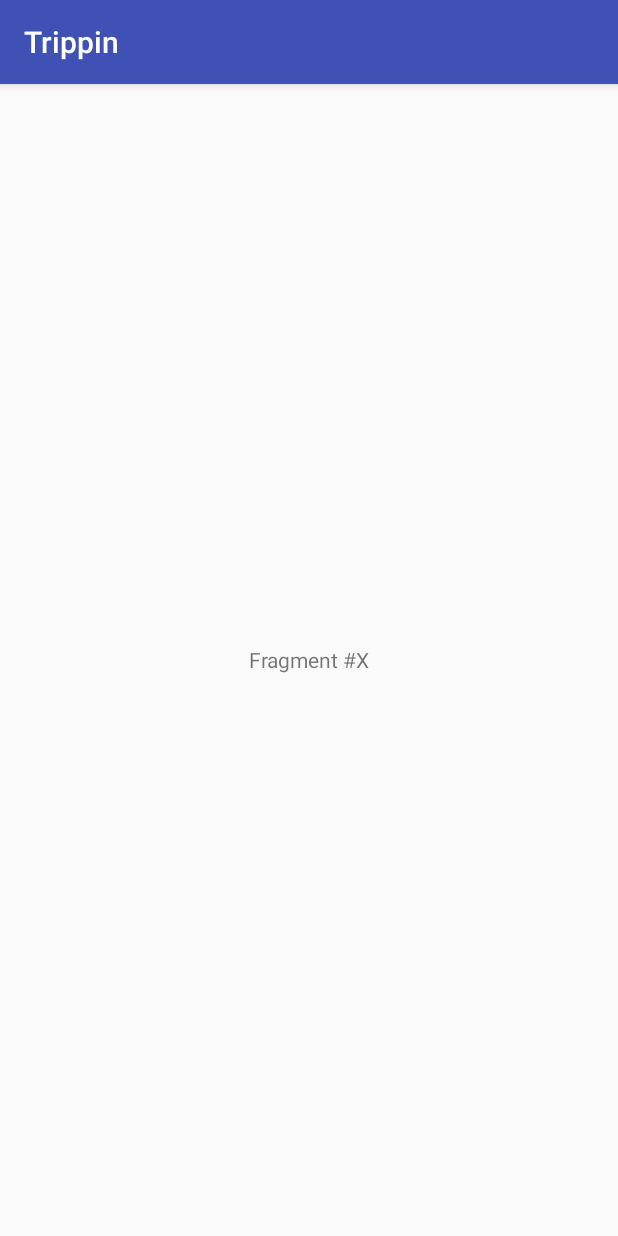
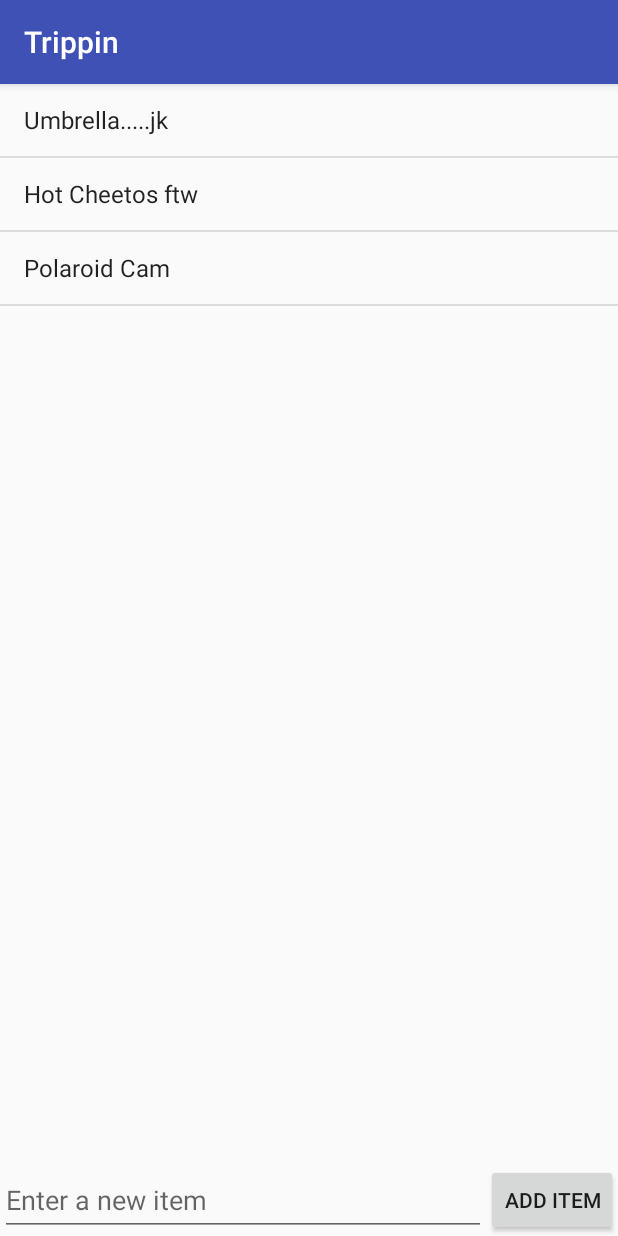
Before and after one commit to annechen112995/Trippin, an Android app: the fragment PackingFragment shown on its own in the app's theme, on a phone screen of 412 x 824 dp. Run offline under Robolectric (Android 15) with nearby library versions, the phone set to English and light mode, and no system bars.

Commit message:
Packing list update

```diff
--- a/app/src/main/java/com/westwood/trippin/PackingFragment.java
+++ b/app/src/main/java/com/westwood/trippin/PackingFragment.java
@@ -7,12 +7,22 @@
 import android.view.LayoutInflater;
 import android.view.View;
 import android.view.ViewGroup;
+import android.widget.AdapterView;
+import android.widget.ArrayAdapter;
+import android.widget.Button;
+import android.widget.EditText;
+import android.widget.ListView;
 import android.widget.TextView;
+
+import java.util.ArrayList;
 
 public class PackingFragment extends Fragment {
     public static final String ARG_PAGE = "ARG_PAGE";
-
-    private int mPage;
+    private ArrayList<String> items;
+    private ArrayAdapter<String> itemsAdapter;
+    private ListView lvItems;
+    private Button btnAddItems;
+    private EditText etNewItem;
 
     public static PackingFragment newInstance(int page) {
         Bundle args = new Bundle();
@@ -33,8 +43,47 @@
     @Override
     public View onCreateView(LayoutInflater inflater, ViewGroup container, Bundle savedInstanceState) {
         View view = inflater.inflate(R.layout.fragment_packing, container, false);
-        TextView tvTitle = (TextView) view.findViewById(R.id.tvTitle);
-        //tvTitle.setText("Fragment #" + mPage);
+
+        lvItems = (ListView) view.findViewById(R.id.lvItems);
+        btnAddItems = (Button) view.findViewById(R.id.btnAddItem);
+        etNewItem = (EditText) view.findViewById(R.id.etNewItem);
+        items = new ArrayList<>();
+        itemsAdapter = new ArrayAdapter<>(getContext(), android.R.layout.simple_list_item_1, items);
+        items.add("Umbrella.....jk");
+        items.add("Hot Cheetos ftw");
+        items.add("Polaroid Cam");
+
+        setupListViewListener();
+
+        btnAddItems.setOnClickListener(new View.OnClickListener() {
+            @Override
+            public void onClick(View view) {
+                String itemText = etNewItem.getText().toString();
+                itemsAdapter.add(itemText);
+                etNewItem.setText("");
+            }
+        });
+
+        lvItems.setAdapter(itemsAdapter);
+
         return view;
     }
+
+    private void setupListViewListener() {
+        lvItems.setOnItemLongClickListener(
+                new AdapterView.OnItemLongClickListener() {
+                    @Override
+                    public boolean onItemLongClick(AdapterView<?> adapter,
+                                                   View item, int pos, long id) {
+                        // Remove the item within array at position
+                        items.remove(pos);
+                        // Refresh the adapter
+                        itemsAdapter.notifyDataSetChanged();
+                        // Return true consumes the long click event (marks it handled)
+                        return true;
+                    }
+
+                });
+    }
+
 }
--- a/app/src/main/res/layout/fragment_packing.xml
+++ b/app/src/main/res/layout/fragment_packing.xml
@@ -1,18 +1,37 @@
-<FrameLayout xmlns:android="http://schemas.android.com/apk/res/android"
+<RelativeLayout xmlns:android="http://schemas.android.com/apk/res/android"
     xmlns:tools="http://schemas.android.com/tools"
     android:layout_width="match_parent"
     android:layout_height="match_parent"
-    tools:context="com.westwood.trippin.PackingFragment">
+    tools:context=".MainActivity">
 
-    <LinearLayout xmlns:android="http://schemas.android.com/apk/res/android"
-        android:orientation="vertical" android:layout_width="match_parent"
-        android:layout_height="match_parent">
-        <TextView
-            android:id="@+id/tvTitle"
-            android:text="Fragment #X"
-            android:layout_width="match_parent"
-            android:layout_height="match_parent"
-            android:gravity="center" />
-    </LinearLayout>
+    <ListView
+        android:layout_width="wrap_content"
+        android:layout_height="wrap_content"
+        android:id="@+id/lvItems"
+        android:layout_alignParentTop="true"
+        android:layout_alignParentLeft="true"
+        android:layout_alignParentStart="true"
+        android:layout_above="@+id/btnAddItem" />
 
-</FrameLayout>
+    <EditText
+        android:layout_width="wrap_content"
+        android:layout_height="wrap_content"
+        android:id="@+id/etNewItem"
+        android:layout_alignTop="@+id/btnAddItem"
+        android:hint="Enter a new item"
+        android:layout_alignParentLeft="true"
+        android:layout_alignParentStart="true"
+        android:layout_toLeftOf="@+id/btnAddItem"
+        android:layout_toStartOf="@+id/btnAddItem"
+        android:layout_alignParentBottom="true" />
+
+    <Button
+        android:layout_width="wrap_content"
+        android:layout_height="wrap_content"
+        android:text="Add Item"
+        android:id="@+id/btnAddItem"
+        android:layout_alignParentBottom="true"
+        android:layout_alignParentRight="true"
+        android:layout_alignParentEnd="true" />
+
+</RelativeLayout>
```
